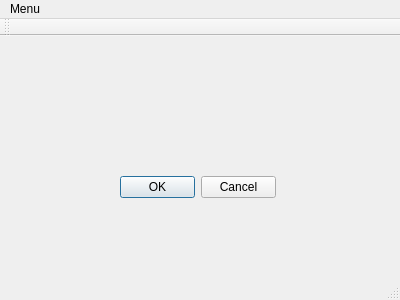
Qt form SuperMemo/mainwindow.ui (dampo21/ZPR-Projekt-SuperMemo) before a commit.
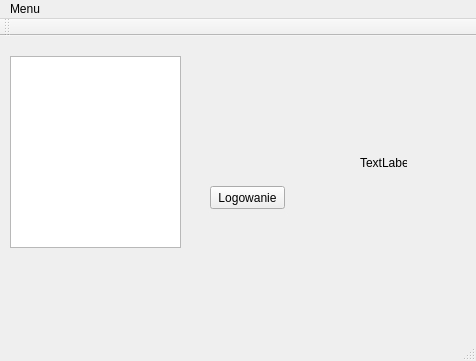
The same form after that commit.

What changed in the file:
```diff
--- a/SuperMemo/mainwindow.ui
+++ b/SuperMemo/mainwindow.ui
@@ -6,25 +6,48 @@
    <rect>
     <x>0</x>
     <y>0</y>
-    <width>400</width>
-    <height>300</height>
+    <width>476</width>
+    <height>361</height>
    </rect>
   </property>
   <property name="windowTitle">
    <string>MainWindow</string>
   </property>
   <widget class="QWidget" name="centralWidget">
-   <widget class="QDialogButtonBox" name="buttonBox">
+   <widget class="QPushButton" name="pushButton">
     <property name="geometry">
      <rect>
-      <x>120</x>
-      <y>140</y>
-      <width>156</width>
+      <x>210</x>
+      <y>150</y>
+      <width>75</width>
       <height>23</height>
      </rect>
     </property>
-    <property name="standardButtons">
-     <set>QDialogButtonBox::Cancel|QDialogButtonBox::Ok</set>
+    <property name="text">
+     <string>Logowanie</string>
+    </property>
+   </widget>
+   <widget class="QLabel" name="label">
+    <property name="geometry">
+     <rect>
+      <x>360</x>
+      <y>120</y>
+      <width>47</width>
+      <height>13</height>
+     </rect>
+    </property>
+    <property name="text">
+     <string>TextLabel</string>
+    </property>
+   </widget>
+   <widget class="QListWidget" name="listWidget_sets">
+    <property name="geometry">
+     <rect>
+      <x>10</x>
+      <y>20</y>
+      <width>171</width>
+      <height>192</height>
+     </rect>
     </property>
    </widget>
   </widget>
@@ -33,7 +56,7 @@
     <rect>
      <x>0</x>
      <y>0</y>
-     <width>400</width>
+     <width>476</width>
      <height>21</height>
     </rect>
    </property>
```
